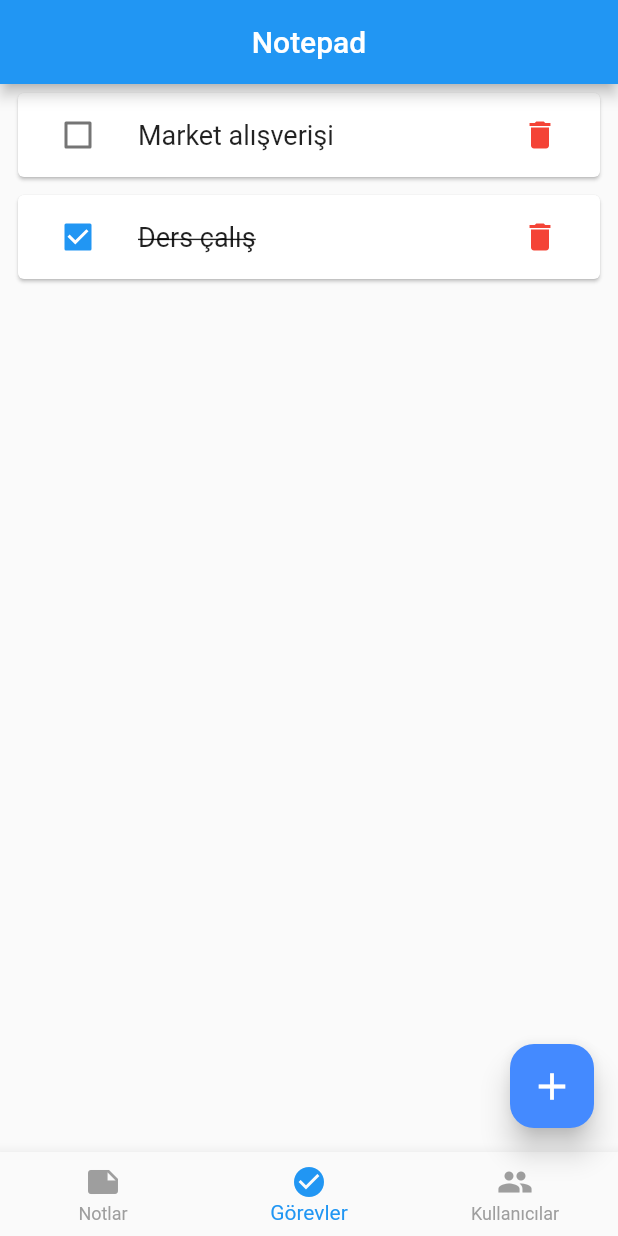
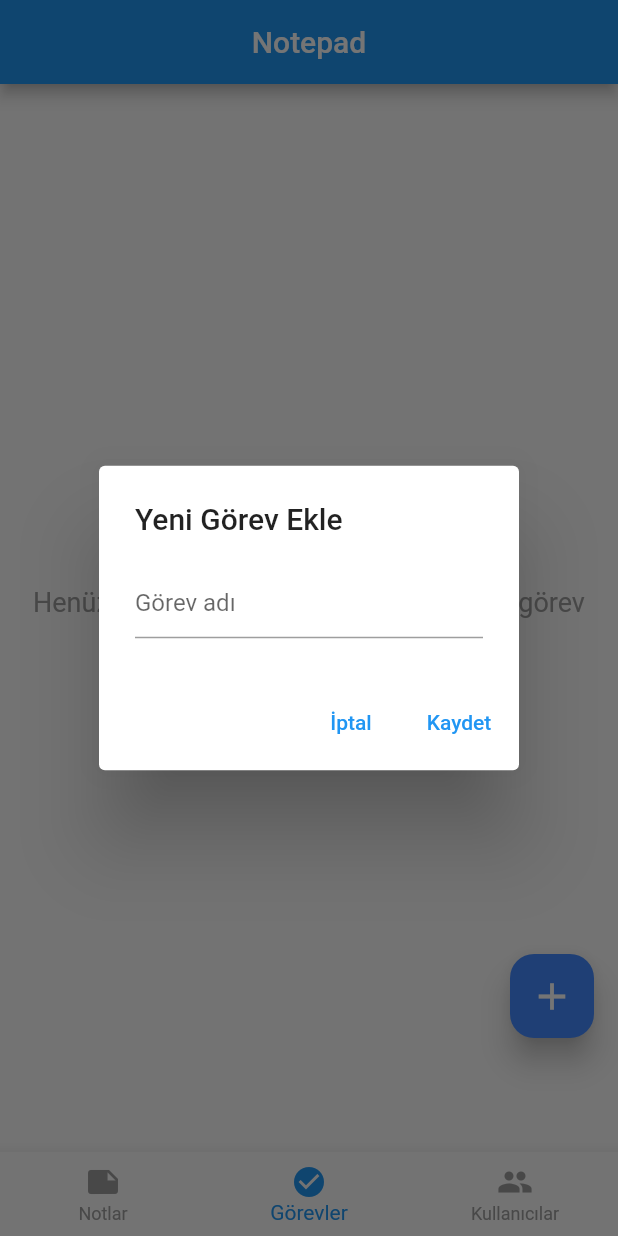
Before and after one commit to begumsudeuslu/notepad, a Flutter app: the screen it shows after launch, item 2 of the bottom bar chosen, after a tap on the "add" icon, on a phone screen of 412 x 824 dp. Run offline on Flutter 3.47's test engine with Material 3 defaults, Android fonts, the phone set to English and light mode, and no system bars.

Commit message:
all file commit

```diff
--- a/lib/screens/home_screen.dart
+++ b/lib/screens/home_screen.dart
@@ -13,13 +13,34 @@ class HomeScreen extends StatefulWidget {
 class _HomeScreenState extends State<HomeScreen> {
   int _selectedIndex = 0;
 
-  // Alt menüde gösterilecek sayfalar
-  final List<Widget> _pages = [NoteScreen(), TasksScreen(), AccountScreen()];
+  // Sayfaları GlobalKey ile kontrol edeceğiz
+  final GlobalKey<NoteScreenState> _noteKey = GlobalKey();
+  final GlobalKey<TasksScreenState> _taskKey = GlobalKey();
+
+  late final List<Widget> _pages;
+
+  @override
+  void initState() {
+    super.initState();
+    _pages = [
+      NoteScreen(key: _noteKey),
+      TasksScreen(key: _taskKey),
+      const AccountScreen(),
+    ];
+  }
 
   void _onItemTapped(int index) {
     setState(() {
       _selectedIndex = index;
     });
+  }
+
+  void _onAddPressed() {
+    if (_selectedIndex == 0) {
+      _noteKey.currentState?.addNoteFromExternal();
+    } else if (_selectedIndex == 1) {
+      _taskKey.currentState?.addTask();
+    }
   }
 
   @override
@@ -30,7 +51,7 @@ class _HomeScreenState extends State<HomeScreen> {
         centerTitle: true,
         backgroundColor: Colors.blue,
       ),
-      body: _pages[_selectedIndex], // Seçilen ekranı göster
+      body: _pages[_selectedIndex],
       bottomNavigationBar: BottomNavigationBar(
         currentIndex: _selectedIndex,
         onTap: _onItemTapped,
@@ -48,18 +69,18 @@ class _HomeScreenState extends State<HomeScreen> {
           ),
         ],
       ),
-      // FAB sadece Notlar veya Görevler ekranında görünsün
       floatingActionButton: (_selectedIndex == 0 || _selectedIndex == 1)
-          ? FloatingActionButton(
-              onPressed: () {
-                // Fonksiyon
-              },
-              backgroundColor: Colors.blueAccent,
-              elevation: 8,
-              shape: RoundedRectangleBorder(
-                borderRadius: BorderRadius.circular(16),
+          ? Padding(
+              padding: const EdgeInsets.only(bottom: 60),
+              child: FloatingActionButton(
+                onPressed: _onAddPressed,
+                backgroundColor: Colors.blueAccent,
+                elevation: 8,
+                shape: RoundedRectangleBorder(
+                  borderRadius: BorderRadius.circular(16),
+                ),
+                child: const Icon(Icons.add, size: 30),
               ),
-              child: const Icon(Icons.add, size: 30),
             )
           : null,
       floatingActionButtonLocation: FloatingActionButtonLocation.endFloat,
--- a/lib/screens/task_screen.dart
+++ b/lib/screens/task_screen.dart
@@ -4,19 +4,46 @@ class TasksScreen extends StatefulWidget {
   const TasksScreen({super.key});
 
   @override
-  _TasksScreenState createState() => _TasksScreenState();
+  TasksScreenState createState() => TasksScreenState();
 }
 
-class _TasksScreenState extends State<TasksScreen> {
-  final List<Map<String, dynamic>> _tasks = [
-    {'title': 'Market alışverişi', 'done': false},
-    {'title': 'Ders çalış', 'done': true},
-  ];
+class TasksScreenState extends State<TasksScreen> {
+  final List<Map<String, dynamic>> _tasks = []; // Artık başlangıçta boş
 
-  void _addTask(String title) {
-    setState(() {
-      _tasks.add({'title': title, 'done': false});
-    });
+  // HomeScreen'den çağrılacak görev ekleme metodu
+  void addTask() {
+    _showAddTaskDialog(); // Diyalog açılır
+  }
+
+  void _showAddTaskDialog() {
+    String newTask = '';
+    showDialog(
+      context: context,
+      builder: (context) => AlertDialog(
+        title: const Text('Yeni Görev Ekle'),
+        content: TextField(
+          onChanged: (value) => newTask = value,
+          decoration: const InputDecoration(hintText: 'Görev adı'),
+        ),
+        actions: [
+          TextButton(
+            onPressed: () => Navigator.pop(context), // Vazgeç
+            child: const Text('İptal'),
+          ),
+          TextButton(
+            onPressed: () {
+              if (newTask.isNotEmpty) {
+                setState(() {
+                  _tasks.add({'title': newTask, 'done': false});
+                });
+              }
+              Navigator.pop(context); // Diyaloğu kapat
+            },
+            child: const Text('Kaydet'),
+          ),
+        ],
+      ),
+    );
   }
 
   void _toggleTask(int index) {
@@ -31,39 +58,26 @@ class _TasksScreenState extends State<TasksScreen> {
     });
   }
 
-  void _showAddTaskDialog() {
-    String newTask = '';
-    showDialog(
-      context: context,
-      builder: (context) => AlertDialog(
-        title: const Text('Yeni Görev Ekle'),
-        content: TextField(
-          onChanged: (value) => newTask = value,
-          decoration: const InputDecoration(hintText: 'Görev adı'),
-        ),
-        actions: [
-          TextButton(
-            onPressed: () {
-              if (newTask.isNotEmpty) {
-                _addTask(newTask);
-              }
-              Navigator.pop(context);
-            },
-            child: const Text('Kaydet'),
-          ),
-        ],
-      ),
-    );
-  }
-
   @override
   Widget build(BuildContext context) {
+    if (_tasks.isEmpty) {
+      return const Center(
+        child: Text(
+          'Henüz görev yok. + simgesine tıklayarak görev ekleyebilirsin.',
+          style: TextStyle(fontSize: 18, color: Colors.grey),
+          textAlign: TextAlign.center,
+        ),
+      );
+    }
+
     return ListView.builder(
+      padding: const EdgeInsets.all(12),
       itemCount: _tasks.length,
       itemBuilder: (context, index) {
         final task = _tasks[index];
         return Card(
           margin: const EdgeInsets.symmetric(horizontal: 12, vertical: 6),
+          elevation: 3,
           child: ListTile(
             leading: Checkbox(
               value: task['done'],
```
